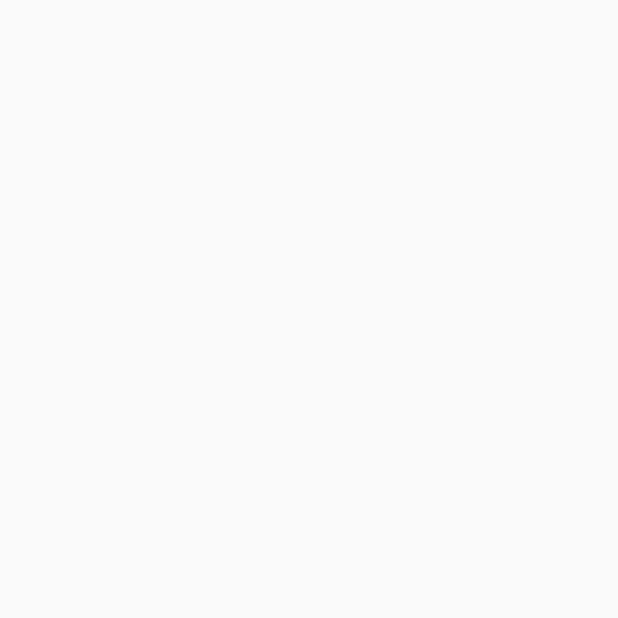
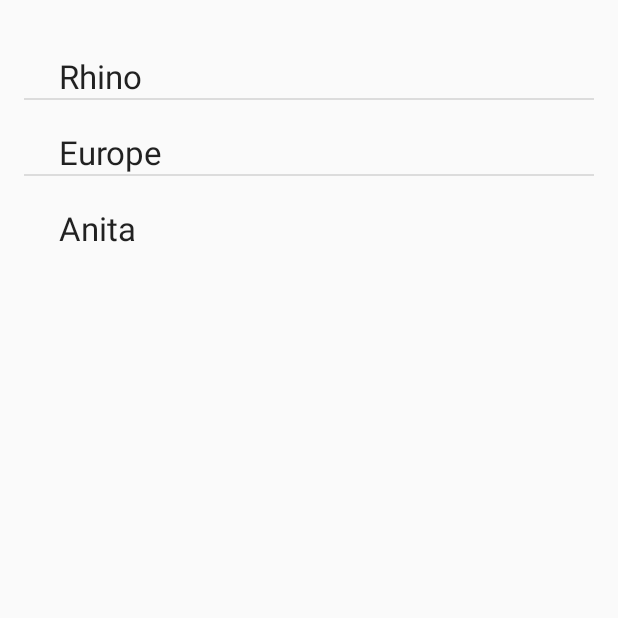
Before and after one commit to vdrumsta/Knock-Knock, an Android app: the FavouritesActivity screen opened directly, with no data from a screen before it, on a phone screen of 412 x 824 dp, the top half of it. Before the commit the part shown is empty. Run offline under Robolectric (Android 15) with nearby library versions, the phone set to English and light mode, and no system bars.

Commit message:
added listview to FavouritesActivity

```diff
--- a/app/src/main/java/com/notfunny/knockknock2/FavouritesActivity.java
+++ b/app/src/main/java/com/notfunny/knockknock2/FavouritesActivity.java
@@ -2,12 +2,53 @@ package com.notfunny.knockknock2;
 
 import android.support.v7.app.AppCompatActivity;
 import android.os.Bundle;
+import android.view.View;
+import android.widget.AdapterView;
+import android.widget.ArrayAdapter;
+import android.widget.ListView;
+import android.widget.TextView;
 
 public class FavouritesActivity extends AppCompatActivity {
+
+    private ListView listView;
+    private ArrayAdapter<String> adapter;
+    private String[] jokeHeadings = {
+            "Rhino",
+            "Europe",
+            "Anita"
+    };
+    private String[] jokeContent = {
+            "Knock Knock\nWho's there?\nRhino...\nRhino who?\nRhino every knock knock joke",
+            "Knock Knock\nWho's there?\nEurope\nEurope who?\nNo, you're a poo!",
+            "Knock Knock\nWho's there?\nAnita\nAnita who\nAnita suck your dick!"
+    };
 
     @Override
     protected void onCreate(Bundle savedInstanceState) {
         super.onCreate(savedInstanceState);
         setContentView(R.layout.activity_favourites);
+
+        listView = (ListView) findViewById(R.id.favJokes);
+        adapter = new ArrayAdapter<String>(this, R.layout.listview, R.id.textView1, jokeHeadings);
+        listView.setAdapter(adapter);
+
+        listView.setOnItemClickListener(new AdapterView.OnItemClickListener() {
+
+            public void onItemClick(AdapterView<?> parent, View view, int position, long id) {
+                TextView textView = (TextView) view.findViewById(R.id.textView2);
+                textView.setText(jokeContent[position]);
+
+                if ( textView.getVisibility() == View.GONE)
+                {
+                    //expandedChildList.set(arg2, true);
+                    textView.setVisibility(View.VISIBLE);
+                }
+                else
+                {
+                    //expandedChildList.set(arg2, false);
+                    textView.setVisibility(View.GONE);
+                }
+            }
+        });
     }
 }
--- a/app/src/main/res/layout/activity_favourites.xml
+++ b/app/src/main/res/layout/activity_favourites.xml
@@ -10,4 +10,9 @@
     android:paddingTop="@dimen/activity_vertical_margin"
     tools:context="com.notfunny.knockknock2.FavouritesActivity">
 
+    <ListView
+        android:id="@+id/favJokes"
+        android:layout_width="match_parent"
+        android:layout_height="wrap_content"></ListView>
+
 </RelativeLayout>
--- /dev/null
+++ b/app/src/main/res/layout/listview.xml
@@ -0,0 +1,24 @@
+<?xml version="1.0" encoding="utf-8"?>
+<RelativeLayout xmlns:android="http://schemas.android.com/apk/res/android"
+    android:layout_width="match_parent"
+    android:layout_height="match_parent" >
+
+    <TextView
+        android:id="@+id/textView1"
+        android:layout_width="wrap_content"
+        android:layout_height="wrap_content"
+        android:layout_alignParentLeft="true"
+        android:layout_alignParentTop="true"
+        android:layout_marginLeft="23dp"
+        android:layout_marginTop="20dp"
+        android:drawablePadding="10dp"
+        android:textAppearance="?android:attr/textAppearanceLarge" />
+
+    <TextView
+        android:id="@+id/textView2"
+        android:layout_width="wrap_content"
+        android:layout_height="wrap_content"
+        android:layout_alignLeft="@+id/textView1"
+        android:layout_below="@+id/textView1"
+        android:visibility="gone" />
+</RelativeLayout>
```
